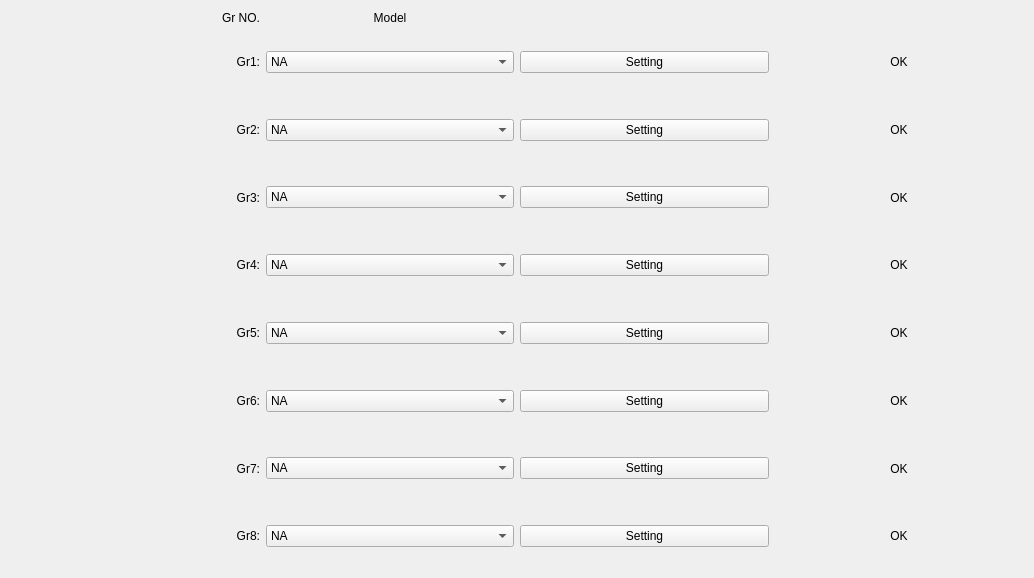
15903016222/Voice, file ui/wizard/multi_group_widget.ui: the form before one commit.
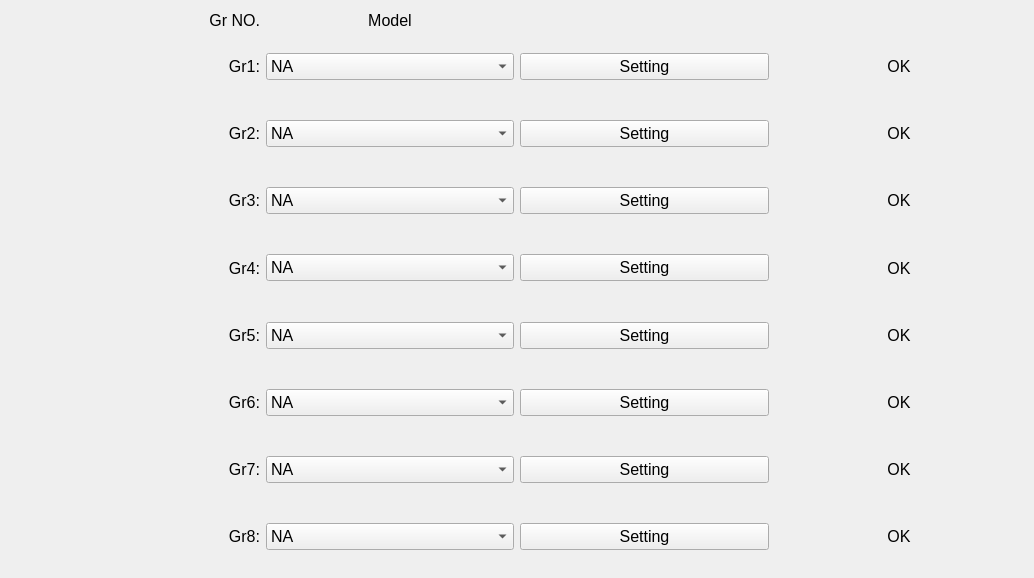
The form after the commit.

Commit message: 修改：修改界面布局

```diff
--- a/ui/wizard/multi_group_widget.ui
+++ b/ui/wizard/multi_group_widget.ui
@@ -22,6 +22,11 @@
   <layout class="QGridLayout" name="gridLayout">
    <item row="1" column="3">
     <widget class="QLabel" name="stateLabel1">
+     <property name="font">
+      <font>
+       <pointsize>12</pointsize>
+      </font>
+     </property>
      <property name="text">
       <string>OK</string>
      </property>
@@ -32,6 +37,11 @@
    </item>
    <item row="1" column="2">
     <widget class="QPushButton" name="settingBtn1">
+     <property name="font">
+      <font>
+       <pointsize>12</pointsize>
+      </font>
+     </property>
      <property name="text">
       <string>Setting</string>
      </property>
@@ -45,6 +55,11 @@
        <verstretch>0</verstretch>
       </sizepolicy>
      </property>
+     <property name="font">
+      <font>
+       <pointsize>12</pointsize>
+      </font>
+     </property>
      <property name="text">
       <string>Gr3:</string>
      </property>
@@ -55,6 +70,11 @@
    </item>
    <item row="1" column="1">
     <widget class="QComboBox" name="settingComboBox1">
+     <property name="font">
+      <font>
+       <pointsize>12</pointsize>
+      </font>
+     </property>
      <item>
       <property name="text">
        <string>NA</string>
@@ -79,6 +99,11 @@
    </item>
    <item row="2" column="2">
     <widget class="QPushButton" name="settingBtn2">
+     <property name="font">
+      <font>
+       <pointsize>12</pointsize>
+      </font>
+     </property>
      <property name="text">
       <string>Setting</string>
      </property>
@@ -86,6 +111,11 @@
    </item>
    <item row="2" column="3">
     <widget class="QLabel" name="stateLabel2">
+     <property name="font">
+      <font>
+       <pointsize>12</pointsize>
+      </font>
+     </property>
      <property name="text">
       <string>OK</string>
      </property>
@@ -102,6 +132,11 @@
        <verstretch>0</verstretch>
       </sizepolicy>
      </property>
+     <property name="font">
+      <font>
+       <pointsize>12</pointsize>
+      </font>
+     </property>
      <property name="text">
       <string>Gr NO.</string>
      </property>
@@ -118,6 +153,11 @@
        <verstretch>0</verstretch>
       </sizepolicy>
      </property>
+     <property name="font">
+      <font>
+       <pointsize>12</pointsize>
+      </font>
+     </property>
      <property name="text">
       <string>Gr1:</string>
      </property>
@@ -137,6 +177,11 @@
        <verstretch>0</verstretch>
       </sizepolicy>
      </property>
+     <property name="font">
+      <font>
+       <pointsize>12</pointsize>
+      </font>
+     </property>
      <property name="text">
       <string>Gr2:</string>
      </property>
@@ -153,6 +198,11 @@
        <verstretch>0</verstretch>
       </sizepolicy>
      </property>
+     <property name="font">
+      <font>
+       <pointsize>12</pointsize>
+      </font>
+     </property>
      <property name="text">
       <string>Gr4:</string>
      </property>
@@ -163,6 +213,11 @@
    </item>
    <item row="3" column="2">
     <widget class="QPushButton" name="settingBtn3">
+     <property name="font">
+      <font>
+       <pointsize>12</pointsize>
+      </font>
+     </property>
      <property name="text">
       <string>Setting</string>
      </property>
@@ -176,6 +231,11 @@
        <verstretch>0</verstretch>
       </sizepolicy>
      </property>
+     <property name="font">
+      <font>
+       <pointsize>12</pointsize>
+      </font>
+     </property>
      <property name="text">
       <string>Gr5:</string>
      </property>
@@ -192,6 +252,11 @@
        <verstretch>0</verstretch>
       </sizepolicy>
      </property>
+     <property name="font">
+      <font>
+       <pointsize>12</pointsize>
+      </font>
+     </property>
      <property name="text">
       <string>Gr6:</string>
      </property>
@@ -202,6 +267,11 @@
    </item>
    <item row="3" column="3">
     <widget class="QLabel" name="stateLabel3">
+     <property name="font">
+      <font>
+       <pointsize>12</pointsize>
+      </font>
+     </property>
      <property name="text">
       <string>OK</string>
      </property>
@@ -218,6 +288,11 @@
        <verstretch>0</verstretch>
       </sizepolicy>
      </property>
+     <property name="font">
+      <font>
+       <pointsize>12</pointsize>
+      </font>
+     </property>
      <property name="text">
       <string>Gr7:</string>
      </property>
@@ -228,6 +303,11 @@
    </item>
    <item row="2" column="1">
     <widget class="QComboBox" name="settingComboBox2">
+     <property name="font">
+      <font>
+       <pointsize>12</pointsize>
+      </font>
+     </property>
      <item>
       <property name="text">
        <string>NA</string>
@@ -258,6 +338,11 @@
        <verstretch>0</verstretch>
       </sizepolicy>
      </property>
+     <property name="font">
+      <font>
+       <pointsize>12</pointsize>
+      </font>
+     </property>
      <property name="text">
       <string>Gr8:</string>
      </property>
@@ -268,6 +353,11 @@
    </item>
    <item row="4" column="1">
     <widget class="QComboBox" name="settingComboBox4">
+     <property name="font">
+      <font>
+       <pointsize>12</pointsize>
+      </font>
+     </property>
      <item>
       <property name="text">
        <string>NA</string>
@@ -292,6 +382,11 @@
    </item>
    <item row="5" column="1">
     <widget class="QComboBox" name="settingComboBox5">
+     <property name="font">
+      <font>
+       <pointsize>12</pointsize>
+      </font>
+     </property>
      <item>
       <property name="text">
        <string>NA</string>
@@ -316,6 +411,11 @@
    </item>
    <item row="6" column="1">
     <widget class="QComboBox" name="settingComboBox6">
+     <property name="font">
+      <font>
+       <pointsize>12</pointsize>
+      </font>
+     </property>
      <item>
       <property name="text">
        <string>NA</string>
@@ -340,6 +440,11 @@
    </item>
    <item row="7" column="1">
     <widget class="QComboBox" name="settingComboBox7">
+     <property name="font">
+      <font>
+       <pointsize>12</pointsize>
+      </font>
+     </property>
      <item>
       <property name="text">
        <string>NA</string>
@@ -364,6 +469,11 @@
    </item>
    <item row="8" column="1">
     <widget class="QComboBox" name="settingComboBox8">
+     <property name="font">
+      <font>
+       <pointsize>12</pointsize>
+      </font>
+     </property>
      <item>
       <property name="text">
        <string>NA</string>
@@ -388,6 +498,11 @@
    </item>
    <item row="4" column="2">
     <widget class="QPushButton" name="settingBtn4">
+     <property name="font">
+      <font>
+       <pointsize>12</pointsize>
+      </font>
+     </property>
      <property name="text">
       <string>Setting</string>
      </property>
@@ -395,6 +510,11 @@
    </item>
    <item row="5" column="2">
     <widget class="QPushButton" name="settingBtn5">
+     <property name="font">
+      <font>
+       <pointsize>12</pointsize>
+      </font>
+     </property>
      <property name="text">
       <string>Setting</string>
      </property>
@@ -402,6 +522,11 @@
    </item>
    <item row="6" column="2">
     <widget class="QPushButton" name="settingBtn6">
+     <property name="font">
+      <font>
+       <pointsize>12</pointsize>
+      </font>
+     </property>
      <property name="text">
       <string>Setting</string>
      </property>
@@ -409,6 +534,11 @@
    </item>
    <item row="7" column="2">
     <widget class="QPushButton" name="settingBtn7">
+     <property name="font">
+      <font>
+       <pointsize>12</pointsize>
+      </font>
+     </property>
      <property name="text">
       <string>Setting</string>
      </property>
@@ -416,6 +546,11 @@
    </item>
    <item row="8" column="2">
     <widget class="QPushButton" name="settingBtn8">
+     <property name="font">
+      <font>
+       <pointsize>12</pointsize>
+      </font>
+     </property>
      <property name="text">
       <string>Setting</string>
      </property>
@@ -423,6 +558,11 @@
    </item>
    <item row="4" column="3">
     <widget class="QLabel" name="stateLabel4">
+     <property name="font">
+      <font>
+       <pointsize>12</pointsize>
+      </font>
+     </property>
      <property name="text">
       <string>OK</string>
      </property>
@@ -433,6 +573,11 @@
    </item>
    <item row="5" column="3">
     <widget class="QLabel" name="stateLabel5">
+     <property name="font">
+      <font>
+       <pointsize>12</pointsize>
+      </font>
+     </property>
      <property name="text">
       <string>OK</string>
      </property>
@@ -443,6 +588,11 @@
    </item>
    <item row="6" column="3">
     <widget class="QLabel" name="stateLabel6">
+     <property name="font">
+      <font>
+       <pointsize>12</pointsize>
+      </font>
+     </property>
      <property name="text">
       <string>OK</string>
      </property>
@@ -453,6 +603,11 @@
    </item>
    <item row="7" column="3">
     <widget class="QLabel" name="stateLabel7">
+     <property name="font">
+      <font>
+       <pointsize>12</pointsize>
+      </font>
+     </property>
      <property name="text">
       <string>OK</string>
      </property>
@@ -463,6 +618,11 @@
    </item>
    <item row="8" column="3">
     <widget class="QLabel" name="stateLabel8">
+     <property name="font">
+      <font>
+       <pointsize>12</pointsize>
+      </font>
+     </property>
      <property name="text">
       <string>OK</string>
      </property>
@@ -473,6 +633,11 @@
    </item>
    <item row="0" column="1">
     <widget class="QLabel" name="modelLabel">
+     <property name="font">
+      <font>
+       <pointsize>12</pointsize>
+      </font>
+     </property>
      <property name="text">
       <string>Model</string>
      </property>
@@ -489,6 +654,11 @@
    </item>
    <item row="3" column="1">
     <widget class="QComboBox" name="settingComboBox3">
+     <property name="font">
+      <font>
+       <pointsize>12</pointsize>
+      </font>
+     </property>
      <item>
       <property name="text">
        <string>NA</string>
```
The commit also changes 6 other files.
